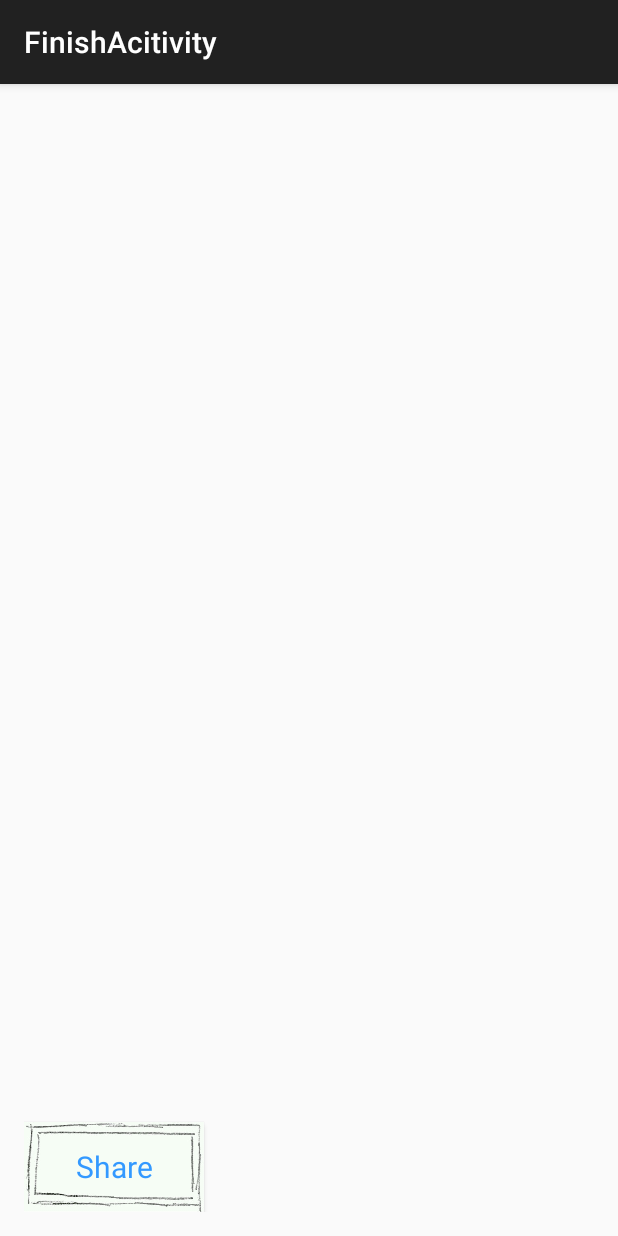
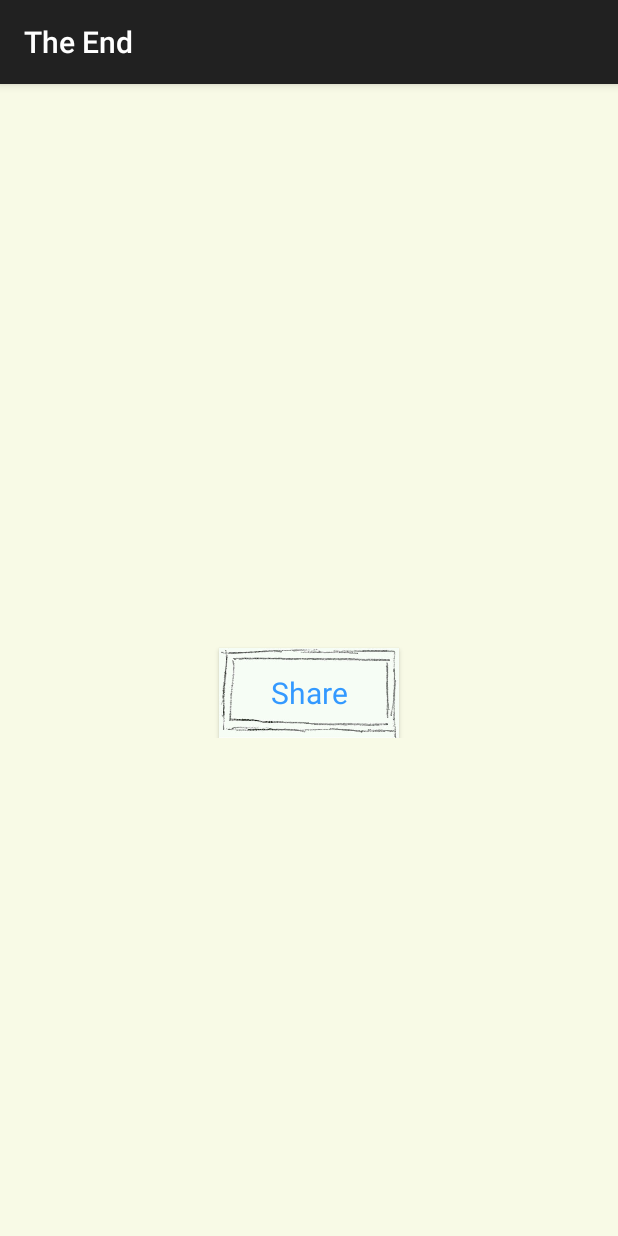
Before and after one commit to LumbralesSoftware/WhatDoYouDo, an Android app: the FinishActivity screen opened directly, with no data from a screen before it, on a phone screen of 412 x 824 dp. Run offline under Robolectric (Android 15) with nearby library versions, the light colour scheme and no system bars; Roboto replaces fonts that are not available here.

Commit message:
final version

```diff
--- a/android/app/src/main/java/com/thedeveloperworldisyours/whatdoyoudoandroid/utils/Constants.java
+++ b/android/app/src/main/java/com/thedeveloperworldisyours/whatdoyoudoandroid/utils/Constants.java
@@ -15,4 +15,6 @@ public class Constants {
     public static final String ID_INTENT_MISSION = "MainActivity";
     public static final String ID_INTENT_NODE = "IntroActivity";
     public static final String ID_INTENT_FINISH = "QuestionActivity";
+    public static final String OUR_APPS = "https://play.google.com/store/apps/developer?id=Lumbrales+Software";
+    public static final String ABOUT_US = "http://www.lumbrales-software.com/";
 }
--- a/android/app/src/main/java/com/thedeveloperworldisyours/whatdoyoudoandroid/webservice/Client.java
+++ b/android/app/src/main/java/com/thedeveloperworldisyours/whatdoyoudoandroid/webservice/Client.java
@@ -24,7 +24,7 @@ import retrofit.http.Query;
 public class Client {
     public interface ClientInterface{
     @GET("/missions/")
-    void getMissions( Callback<List<Mission>> callback);
+    void getMissions(@Query("language") String languaje, Callback<List<Mission>> callback);
     @GET("/nodes/")
         void getNodes(@Query("mission") String mission,Callback<List<Node>> callback);
 }
--- a/android/app/src/main/res/layout/finish_acitivity.xml
+++ b/android/app/src/main/res/layout/finish_acitivity.xml
@@ -2,24 +2,37 @@
     xmlns:tools="http://schemas.android.com/tools"
     android:layout_width="match_parent"
     android:layout_height="match_parent"
+    android:background="@color/crema"
     android:paddingBottom="@dimen/activity_vertical_margin"
     android:paddingLeft="@dimen/activity_horizontal_margin"
     android:paddingRight="@dimen/activity_horizontal_margin"
     android:paddingTop="@dimen/activity_vertical_margin"
     tools:context="com.thedeveloperworldisyours.whatdoyoudoandroid.activities.FinishActivity">
 
-    <com.thedeveloperworldisyours.whatdoyoudoandroid.view.CustomTextView
-        android:id="@+id/activity_finish_text"
-        android:layout_width="wrap_content"
+    <LinearLayout
+        android:id="@+id/activity_question_linear_layout_vertical"
+        android:layout_width="fill_parent"
         android:layout_height="wrap_content"
+        android:layout_centerHorizontal="true"
+
         android:layout_centerVertical="true"
-        android:layout_centerHorizontal="true"
-        style="@style/TextNormalStyle" />
+        android:orientation="vertical">
 
-    <com.thedeveloperworldisyours.whatdoyoudoandroid.view.CustomButton
-        android:text="@string/activity_finish_share"
-        android:id="@+id/activity_finish_share_button"
-        android:layout_alignParentBottom="true"
-        style="@style/NormalButtonStyle"/>
+        <com.thedeveloperworldisyours.whatdoyoudoandroid.view.CustomTextView
+            android:id="@+id/activity_finish_text"
+            style="@style/TextNormalStyle"
+            android:layout_width="wrap_content"
+            android:layout_height="wrap_content"
+            android:gravity="center"
+            android:textAlignment="gravity" />
+
+        <com.thedeveloperworldisyours.whatdoyoudoandroid.view.CustomButton
+            android:id="@+id/activity_finish_share_button"
+            style="@style/NormalButtonStyle"
+            android:layout_below="@+id/activity_finish_text"
+            android:layout_gravity="center_horizontal"
+            android:layout_marginTop="10dp"
+            android:text="@string/activity_finish_share" />
+    </LinearLayout>
 
 </RelativeLayout>
--- a/android/app/src/main/res/layout/intro_activity.xml
+++ b/android/app/src/main/res/layout/intro_activity.xml
@@ -2,18 +2,18 @@
     xmlns:tools="http://schemas.android.com/tools"
     android:layout_width="match_parent"
     android:layout_height="match_parent"
+    android:background="@color/crema"
     android:paddingBottom="@dimen/activity_vertical_margin"
     android:paddingLeft="@dimen/activity_horizontal_margin"
     android:paddingRight="@dimen/activity_horizontal_margin"
     android:paddingTop="@dimen/activity_vertical_margin"
-    android:background="@color/crema"
     tools:context="com.thedeveloperworldisyours.whatdoyoudoandroid.activities.IntroActivity">
 
     <com.thedeveloperworldisyours.whatdoyoudoandroid.view.CustomTextView
         android:id="@+id/activity_intro_text"
+        style="@style/TextNormalStyle"
         android:layout_width="wrap_content"
         android:layout_height="wrap_content"
-        style="@style/TextNormalStyle"
         android:text="@string/activity_intro_self_destruction" />
 
     <com.thedeveloperworldisyours.whatdoyoudoandroid.view.CustomTextView
@@ -21,6 +21,7 @@
         style="@style/NumberStyle"
         android:layout_width="wrap_content"
         android:layout_height="wrap_content"
+        android:layout_below="@+id/activity_intro_text"
         android:layout_centerHorizontal="true"
         android:layout_centerVertical="true" />
 
--- a/android/app/src/main/res/layout/main_activity.xml
+++ b/android/app/src/main/res/layout/main_activity.xml
@@ -39,9 +39,8 @@
 
         <ListView
             android:id="@+id/main_activity_listView"
-        android:layout_width="wrap_content"
+            android:layout_width="200dp"
             android:layout_height="wrap_content"
             android:layout_centerHorizontal="true"
             android:layout_centerVertical="true" />
-
 </RelativeLayout>
--- a/android/app/src/main/res/layout/row_mission.xml
+++ b/android/app/src/main/res/layout/row_mission.xml
@@ -1,7 +1,6 @@
 <RelativeLayout xmlns:android="http://schemas.android.com/apk/res/android"
     android:layout_width="wrap_content"
-    android:layout_height="?android:attr/listPreferredItemHeight"
-    android:padding="6dip" >
+    android:layout_height="wrap_content">
 
     <com.thedeveloperworldisyours.whatdoyoudoandroid.view.CustomTextView
         android:id="@+id/row_mission_firstLine"
--- a/android/app/src/main/res/values/strings.xml
+++ b/android/app/src/main/res/values/strings.xml
@@ -23,7 +23,7 @@
     <string name="activity_question_condition">What do you do?</string>
     <string name="activity_question_a">A</string>
     <string name="activity_question_b">B</string>
-    <string name="title_activity_finish_acitivity">FinishAcitivity</string>
+    <string name="title_activity_finish_acitivity">The End</string>
     <string name="activity_finish_share">Share</string>
     <string name="hello_world">Hello world!</string>
     <string name="download">Download</string>
--- a/android/app/src/main/res/values/styles.xml
+++ b/android/app/src/main/res/values/styles.xml
@@ -26,7 +26,7 @@
     </style>
     <style name="TextViewListStyle" parent="@android:style/TextAppearance.Medium">
         <item name="android:background">@drawable/button_background_selector</item><!-- only way to change this is to change the src image -->
-        <item name="android:layout_width">120dp</item>
+        <item name="android:layout_width">200dp</item>
         <item name="android:layout_height">60dp</item>
         <item name="android:gravity">center</item>
         <item name="android:textColor">@color/blue</item>
@@ -36,6 +36,7 @@
         <item name="android:background">@drawable/button_circle_background_selector</item><!-- only way to change this is to change the src image -->
         <item name="android:layout_width">60dp</item>
         <item name="android:layout_height">60dp</item>
+        <item name="android:layout_marginBottom">20dp</item>
         <item name="android:textColor">@color/blue</item>
         <item name="android:textSize">20sp</item>
     </style>
@@ -43,7 +44,6 @@
         <item name="android:padding">5dp</item>
         <item name="android:layout_width">match_parent</item>
         <item name="android:layout_height">wrap_content</item>
-        <item name="android:layout_gravity">center_horizontal</item>
     </style>
 
 </resources>
```
Also changed, not shown: android/app/src/main/AndroidManifest.xml (+7 -9 lines), android/app/src/main/java/com/thedeveloperworldisyours/whatdoyoudoandroid/activities/MainActivity.java (+19 -3 lines), android/app/src/main/java/com/thedeveloperworldisyours/whatdoyoudoandroid/utils/Utils.java (+12 -3 lines), android/app/src/main/res/layout/question_activity.xml (+22 -11 lines), android/app/src/main/res/drawable-hdpi/ic_launcher.jpg (added), android/app/src/main/res/drawable-hdpi/ic_launcher.png (deleted), android/app/src/main/res/drawable-mdpi/ic_launcher.png, android/app/src/main/res/drawable-xhdpi/ic_launcher.png, android/app/src/main/res/drawable-xxhdpi/ic_launcher.png. Lines whose indentation alone changed are shown as unchanged.
